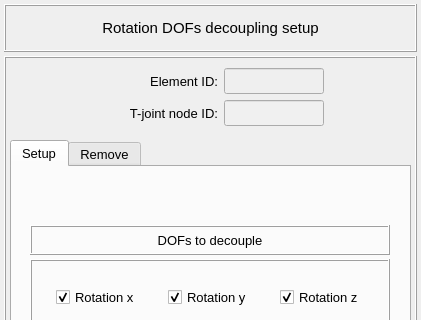
Above: pulse/interface/data/ui_files/model/setup/structural/b2p_decoupling_rotation_dofs_input.ui from open-pulse/OpenPulse before the change; both pictures show x 0 to 421 and y 0 to 320 of the 421 by 460 pixel window. Below: the same form after it.
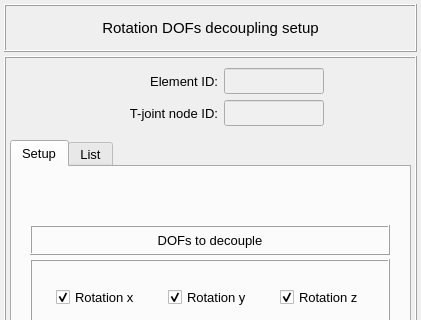
That is the form after the change.

Patch:
```diff
--- a/pulse/interface/data/ui_files/model/setup/structural/b2p_decoupling_rotation_dofs_input.ui
+++ b/pulse/interface/data/ui_files/model/setup/structural/b2p_decoupling_rotation_dofs_input.ui
@@ -337,7 +337,7 @@
         </widget>
         <widget class="QWidget" name="tab_remove">
          <attribute name="title">
-          <string>Remove</string>
+          <string>List</string>
          </attribute>
          <layout class="QGridLayout" name="gridLayout_8">
           <property name="leftMargin">
```
Left out of the diff: 2 changed lines with no effect on the pictures.
